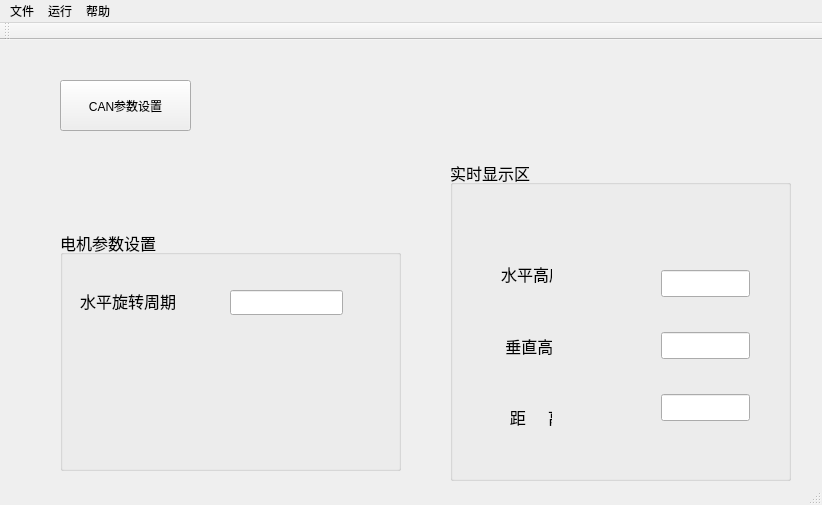
First picture: the form in QT_Stepmotor_Project/QT_Stepmotor/stepmotor.ui, repository FeiPingWang/Degree_WorkCode, before the edit.
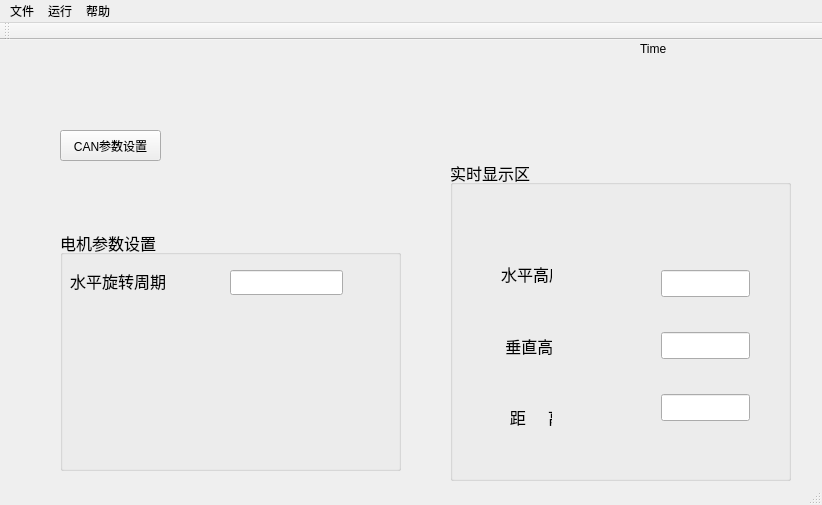
Second picture: the form after the edit.

Patch:
```diff
--- a/QT_Stepmotor_Project/QT_Stepmotor/stepmotor.ui
+++ b/QT_Stepmotor_Project/QT_Stepmotor/stepmotor.ui
@@ -18,9 +18,9 @@
     <property name="geometry">
      <rect>
       <x>60</x>
-      <y>40</y>
-      <width>131</width>
-      <height>51</height>
+      <y>90</y>
+      <width>101</width>
+      <height>31</height>
      </rect>
     </property>
     <property name="text">
@@ -47,8 +47,8 @@
     <widget class="QLabel" name="label">
      <property name="geometry">
       <rect>
-       <x>20</x>
-       <y>60</y>
+       <x>10</x>
+       <y>40</y>
        <width>101</width>
        <height>21</height>
       </rect>
@@ -66,7 +66,7 @@
      <property name="geometry">
       <rect>
        <x>170</x>
-       <y>60</y>
+       <y>40</y>
        <width>113</width>
        <height>25</height>
       </rect>
@@ -145,6 +145,19 @@
      </layout>
     </widget>
    </widget>
+   <widget class="QLabel" name="lb_Time">
+    <property name="geometry">
+     <rect>
+      <x>640</x>
+      <y>0</y>
+      <width>181</width>
+      <height>17</height>
+     </rect>
+    </property>
+    <property name="text">
+     <string>Time</string>
+    </property>
+   </widget>
   </widget>
   <widget class="QMenuBar" name="menuBar">
    <property name="geometry">
```
Left out of the diff: 6 changed lines with no effect on the pictures.
